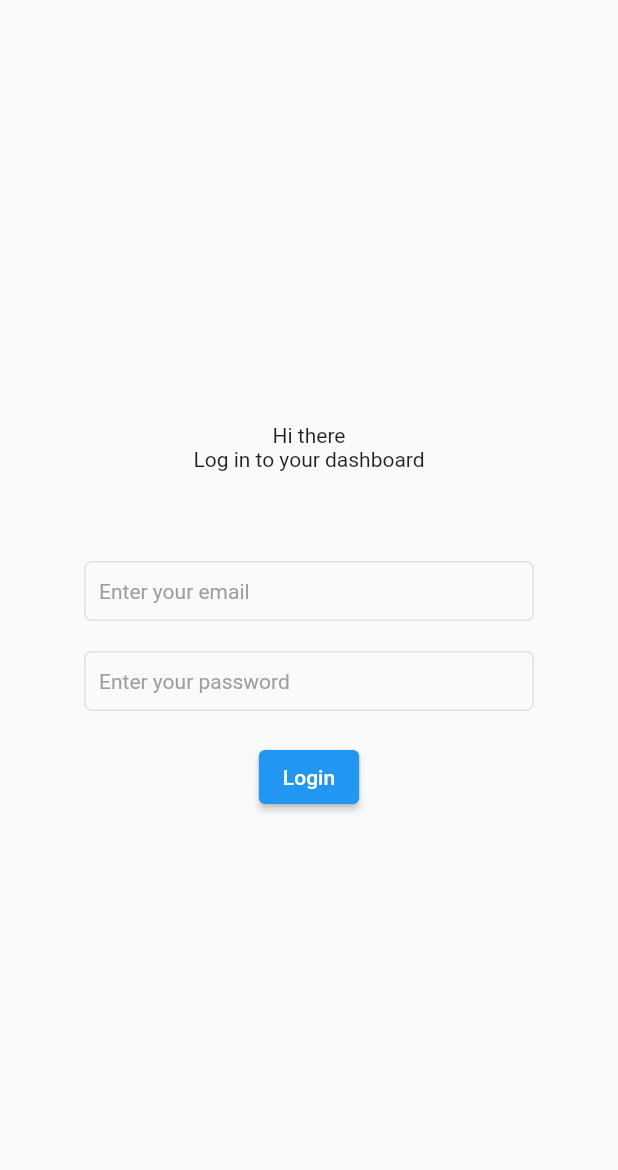
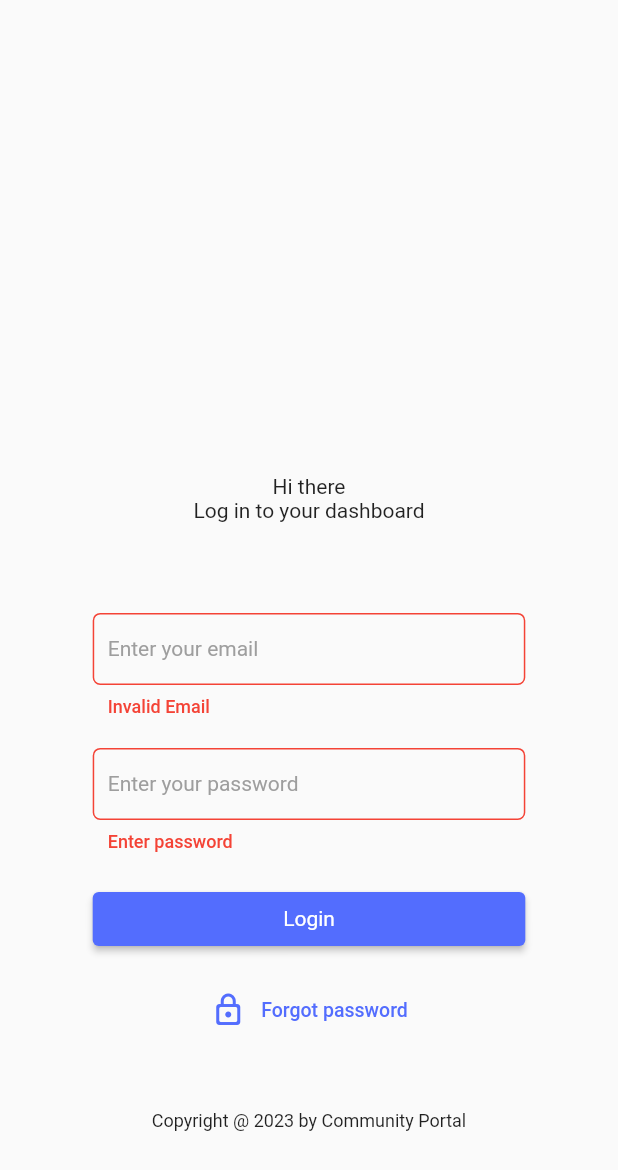
Before and after one commit to ssinghanand8805/onlyfor_test, a Flutter app: the screen it shows after launch, after a tap on "Login", on a phone screen of 412 x 824 dp. Shown: the top 1170 px of the screen. Run offline on Flutter 3.47's test engine with Material 2 defaults, Android fonts, the phone set to English and light mode, and no system bars; our stand-ins replace cached_network_image, flutter_native_splash, fluttertoast, font_awesome_flutter, get, get_storage and 3 more.

Commit message:
implemented email validations on log in page

```diff
--- a/lib/CommonWidgets/CustomTextField.dart
+++ b/lib/CommonWidgets/CustomTextField.dart
@@ -6,21 +6,32 @@
   double?maxWidth;
   ValueChanged?onValueChanged;
   TextEditingController? controller;
+  FormFieldValidator<String>? validator;
   CustomTextField({
     Key? key,
     required this.hintText,
+    this.validator,
+    this.maxWidth,
+    this.maxHeight,
+    this.onValueChanged,
     required this.controller}) : super(key: key);
 
   @override
   Widget build(BuildContext context) {
-    return TextField(
+    return TextFormField(
       onChanged: onValueChanged,
       controller: controller,
+      validator: validator,
       style: TextStyle(
         color: Colors.black,
         fontSize: 14,
       ),
       decoration: InputDecoration(
+        errorStyle: TextStyle(
+          fontSize: 12,
+          fontWeight: FontWeight.w500,
+          color: Colors.red,
+        ),
         hintText: hintText,
         hintStyle: TextStyle(
           color: Colors.grey,
@@ -28,7 +39,7 @@
         ),
         contentPadding: EdgeInsets.symmetric(vertical: 10,horizontal: 10),
         constraints: BoxConstraints(
-          maxHeight: maxHeight??40,
+          maxHeight: maxHeight??80,
           maxWidth: maxWidth??300,
         ),
         border: OutlineInputBorder(
--- a/lib/apiModels/LogInModel.dart
+++ b/lib/apiModels/LogInModel.dart
@@ -1,5 +1,6 @@
 
 
+import 'package:fluttertoast/fluttertoast.dart';
 import 'package:get/get.dart';
 
 import '../ApiHelper/popular_product_repo.dart';
@@ -16,6 +17,12 @@
       print("--- BODY---- "+body.toString());
       Response data = await apidata.postApiCallByJson(
           "api/login", body);
-      print("DATA : "+ data.bodyString.toString());
+      print("DATA : "+ data.body.toString());
+      if(data.body['status'] == false){
+        Fluttertoast.showToast(msg: data.body['message']);
+      }
+      else{
+        Fluttertoast.showToast(msg: data.body['message']);
+      }
     }
   }
--- a/lib/view/LogInView.dart
+++ b/lib/view/LogInView.dart
@@ -10,6 +10,7 @@
 
   LogInController controller = Get.find();
   LogInModel model = LogInModel();
+  final _formKey = GlobalKey<FormState>();
 
   @override
   Widget build(BuildContext context) {
@@ -19,26 +20,87 @@
         builder: (_){
           controller.onInit();
           return Center(
+            child: Form(
+              key: _formKey,
+              child: Container(
+                width: Get.width * 0.7,
+                // decoration: BoxDecoration(
+                //   border: Border.all(color: Colors.blue)
+                // ),
+                child: SingleChildScrollView(
                   child: Column(
                     mainAxisAlignment: MainAxisAlignment.center,
                     crossAxisAlignment: CrossAxisAlignment.center,
                     children: [
+                      SizedBox(height: Get.height * 0.3,),
                       Text("Hi there"),
                       Text("Log in to your dashboard"),
                       SizedBox(height: 60,),
                       CustomTextField(
+                        maxWidth: Get.width,
+                        onValueChanged: (val){
+                        },
+                        validator:  (value) {
+                          if(value == null || value.isEmpty || !value.contains('@') ||
+                              !value.contains('.')){
+                            return 'Invalid Email';
+                          }
+                          return null;
+                        },
                         hintText: 'Enter your email',
-                  controller: controller.emailText.value,),
+                        controller: controller.emailText.value,
+                      ),
                       SizedBox(height: 20,),
                       CustomTextField(
+                        maxWidth: Get.width,
+                        validator: (value) {
+                          if(value == null || value.isEmpty){
+                            return 'Enter password';
+                          }
+                          return null;
+                        },
                         hintText: 'Enter your password',
                         controller: controller.password.value,),
                       SizedBox(height: 20,),
                       ElevatedButton(
+                        style: ElevatedButton.styleFrom(
+                            backgroundColor: Colors.indigoAccent,
+                            textStyle: TextStyle(
+                                fontSize: 14,
+                                fontWeight: FontWeight.normal)
+                        ),
                           onPressed: ()async{
+                            if (_formKey.currentState!.validate()) {
                               await model.onLogin(context);
-                }, child: Text("Login"))
+                            }
+                      },
+                          child: SizedBox(
+                              width:Get.width,
+                              child: Text("Login",textAlign: TextAlign.center,)),
+                      ),
+                      SizedBox(height: 25,),
+                      Row(
+                        mainAxisAlignment: MainAxisAlignment.center,
+                        children: [
+                          Icon(Icons.lock_outline_rounded,color: Colors.indigoAccent,),
+                          SizedBox(width: 10,),
+                          Text("Forgot password",
+                          style: TextStyle(
+                            fontSize: 13,
+                            fontWeight: FontWeight.w500,
+                            color: Colors.indigoAccent
+                          ),)
                         ],
+                      ),
+                      SizedBox(height: 55,),
+                      Text("Copyright @ 2023 by Community Portal",
+                      style: TextStyle(
+                        fontSize: 12,
+                      ),)
+                    ],
+                  ),
+                ),
+              ),
             ),
           );
         },
--- a/pubspec.yaml
+++ b/pubspec.yaml
@@ -37,6 +37,7 @@
   get: ^4.6.5
   syncfusion_flutter_charts: ^21.1.41
   get_storage: ^2.1.1
+  fluttertoast: ^8.2.1
 
 dev_dependencies:
   flutter_test:
```
Also changed, not shown: pubspec.lock. Lines whose indentation alone changed are shown as unchanged.
